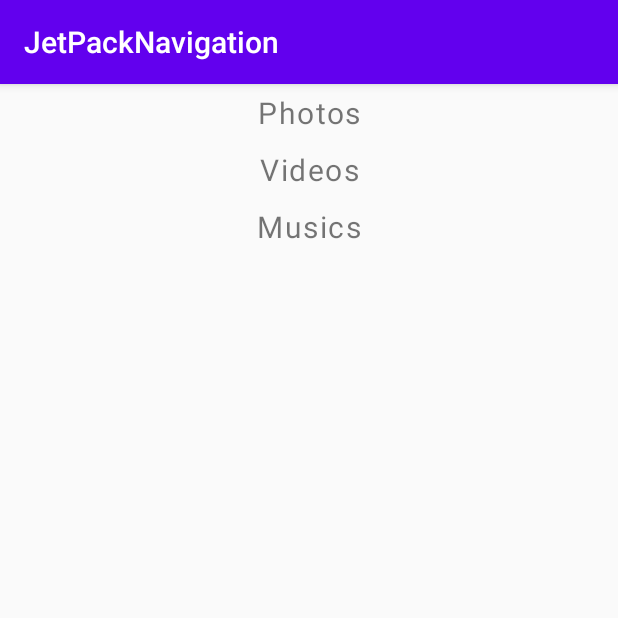
After one commit to IamAndroidBala/JetPackNavigation, an Android app: the HomeActivity screen opened directly, with no data from a screen before it, on a phone screen of 412 x 824 dp, the top half of it. The commit adds this screen. Run offline under Robolectric (Android 15) with nearby library versions, the phone set to English and light mode, and no system bars.

Commit message:
Basic Navigation controllers and graph
Basic naviagation and graph added

```diff
--- a/app/src/main/AndroidManifest.xml
+++ b/app/src/main/AndroidManifest.xml
@@ -9,13 +9,17 @@
         android:roundIcon="@mipmap/ic_launcher_round"
         android:supportsRtl="true"
         android:theme="@style/AppTheme">
-        <activity android:name=".MainActivity">
+
+        <activity android:name=".views.MainActivity">
             <intent-filter>
                 <action android:name="android.intent.action.MAIN" />
 
                 <category android:name="android.intent.category.LAUNCHER" />
             </intent-filter>
         </activity>
+
+        <activity android:name=".views.HomeActivity"/>
+
     </application>
 
 </manifest>
--- /dev/null
+++ b/app/src/main/java/com/android/jetpacknavigation/fragments/BaseFragment.kt
@@ -0,0 +1,25 @@
+package com.android.jetpacknavigation.fragments
+
+import android.os.Bundle
+import android.view.LayoutInflater
+import android.view.View
+import android.view.ViewGroup
+import androidx.fragment.app.Fragment
+
+abstract class BaseFragment : Fragment() {
+
+    abstract fun contentView() : Int
+
+    abstract fun init()
+
+    override fun onCreateView(inflater: LayoutInflater, container: ViewGroup?, savedInstanceState: Bundle?): View? {
+        return inflater.inflate(contentView(),container,false)
+    }
+
+    override fun onViewCreated(view: View, savedInstanceState: Bundle?) {
+        super.onViewCreated(view, savedInstanceState)
+
+        init()
+    }
+
+}
--- /dev/null
+++ b/app/src/main/java/com/android/jetpacknavigation/fragments/HomeFragment.kt
@@ -0,0 +1,31 @@
+package com.android.jetpacknavigation.fragments
+
+import androidx.core.os.bundleOf
+import androidx.navigation.Navigation
+import com.android.jetpacknavigation.R
+import kotlinx.android.synthetic.main.fragment_home.*
+
+class HomeFragment : BaseFragment() {
+
+    override fun contentView() = R.layout.fragment_home
+
+    override fun init() {
+
+        tvPhotos?.setOnClickListener {
+            val bundle = bundleOf("label" to getString(R.string.photos))
+            Navigation.findNavController(requireView()).navigate(R.id.photosFragment, bundle)
+        }
+
+        tvVideos.setOnClickListener {
+            val bundle = bundleOf("label" to getString(R.string.videos))
+            Navigation.findNavController(requireView()).navigate(R.id.videosFragment, bundle)
+        }
+
+        tvMusics.setOnClickListener {
+            val bundle = bundleOf("label" to getString(R.string.musics))
+            Navigation.findNavController(requireView()).navigate(R.id.musicsFragment, bundle)
+        }
+
+    }
+
+}
--- /dev/null
+++ b/app/src/main/java/com/android/jetpacknavigation/views/HomeActivity.kt
@@ -0,0 +1,17 @@
+package com.android.jetpacknavigation.views
+
+import android.os.Bundle
+import androidx.appcompat.app.AppCompatActivity
+import com.android.jetpacknavigation.R
+import kotlinx.android.synthetic.main.toolbar.view.*
+
+class HomeActivity : AppCompatActivity() {
+
+    override fun onCreate(savedInstanceState: Bundle?) {
+        super.onCreate(savedInstanceState)
+
+        setContentView(R.layout.layout_home)
+
+    }
+
+}
--- a/app/src/main/res/layout/activity_main.xml
+++ b/app/src/main/res/layout/activity_main.xml
@@ -4,7 +4,7 @@
     xmlns:tools="http://schemas.android.com/tools"
     android:layout_width="match_parent"
     android:layout_height="match_parent"
-    tools:context=".MainActivity">
+    tools:context=".views.MainActivity">
 
     <TextView
         android:layout_width="wrap_content"
--- /dev/null
+++ b/app/src/main/res/layout/fragment_home.xml
@@ -0,0 +1,47 @@
+<?xml version="1.0" encoding="utf-8"?>
+<androidx.constraintlayout.widget.ConstraintLayout
+    xmlns:android="http://schemas.android.com/apk/res/android"
+    xmlns:app="http://schemas.android.com/apk/res-auto"
+    android:layout_width="match_parent"
+    android:layout_height="match_parent">
+
+    <TextView
+        android:layout_width="wrap_content"
+        android:layout_height="wrap_content"
+        android:id="@+id/tvPhotos"
+        android:text="@string/photos"
+        android:letterSpacing="0.05"
+        android:lineSpacingExtra="8dp"
+        android:padding="@dimen/common_pad"
+        android:textSize="@dimen/text_normal"
+        app:layout_constraintLeft_toLeftOf="parent"
+        app:layout_constraintRight_toRightOf="parent"
+        app:layout_constraintTop_toTopOf="parent"/>
+
+    <TextView
+        android:layout_width="wrap_content"
+        android:layout_height="wrap_content"
+        android:id="@+id/tvVideos"
+        android:text="@string/videos"
+        android:letterSpacing="0.05"
+        android:lineSpacingExtra="8dp"
+        android:padding="@dimen/common_pad"
+        android:textSize="@dimen/text_normal"
+        app:layout_constraintLeft_toLeftOf="parent"
+        app:layout_constraintRight_toRightOf="parent"
+        app:layout_constraintTop_toBottomOf="@+id/tvPhotos"/>
+
+    <TextView
+        android:layout_width="wrap_content"
+        android:layout_height="wrap_content"
+        android:id="@+id/tvMusics"
+        android:text="@string/musics"
+        android:letterSpacing="0.05"
+        android:lineSpacingExtra="8dp"
+        android:padding="@dimen/common_pad"
+        android:textSize="@dimen/text_normal"
+        app:layout_constraintLeft_toLeftOf="parent"
+        app:layout_constraintRight_toRightOf="parent"
+        app:layout_constraintTop_toBottomOf="@+id/tvVideos"/>
+
+</androidx.constraintlayout.widget.ConstraintLayout>
--- /dev/null
+++ b/app/src/main/res/layout/fragment_photos.xml
@@ -0,0 +1,6 @@
+<?xml version="1.0" encoding="utf-8"?>
+<androidx.constraintlayout.widget.ConstraintLayout
+    xmlns:android="http://schemas.android.com/apk/res/android" android:layout_width="match_parent"
+    android:layout_height="match_parent">
+
+</androidx.constraintlayout.widget.ConstraintLayout>
--- /dev/null
+++ b/app/src/main/res/layout/layout_home.xml
@@ -0,0 +1,26 @@
+<?xml version="1.0" encoding="utf-8"?>
+<androidx.constraintlayout.widget.ConstraintLayout
+    xmlns:android="http://schemas.android.com/apk/res/android"
+    xmlns:app="http://schemas.android.com/apk/res-auto"
+    android:layout_width="match_parent"
+    android:layout_height="match_parent">
+
+    <FrameLayout
+        android:layout_width="match_parent"
+        android:layout_height="match_parent"
+        app:layout_constraintTop_toTopOf="parent"
+        app:layout_constraintBottom_toBottomOf="parent"
+        app:layout_constraintLeft_toLeftOf="parent"
+        app:layout_constraintRight_toRightOf="parent">
+
+        <fragment
+            android:id="@+id/nav_host"
+            android:name="androidx.navigation.fragment.NavHostFragment"
+            android:layout_width="match_parent"
+            app:defaultNavHost="true"
+            app:navGraph="@navigation/nav_graph"
+            android:layout_height="match_parent" />
+
+    </FrameLayout>
+
+</androidx.constraintlayout.widget.ConstraintLayout>
--- a/app/src/main/res/navigation/nav_graph.xml
+++ b/app/src/main/res/navigation/nav_graph.xml
@@ -1,5 +1,64 @@
 <?xml version="1.0" encoding="utf-8"?>
 <navigation xmlns:android="http://schemas.android.com/apk/res/android"
-    xmlns:app="http://schemas.android.com/apk/res-auto" android:id="@+id/nav_graph">
+    xmlns:app="http://schemas.android.com/apk/res-auto"
+    xmlns:tools="http://schemas.android.com/tools"
+    android:id="@+id/nav_graph"
+    app:startDestination="@id/home_fragment">
+
+    <fragment
+        android:id="@+id/home_fragment"
+        android:name="com.android.jetpacknavigation.fragments.HomeFragment"
+        android:label="@string/app_name"
+        tools:layout="@layout/layout_home">
+
+        <action
+            android:id="@+id/toPhotosFragment"
+            app:destination="@id/photosFragment"
+            app:popEnterAnim="@anim/nav_default_pop_enter_anim"
+            app:popExitAnim="@anim/nav_default_pop_exit_anim"
+            app:popUpTo="@id/photosFragment" />
+
+        <action
+            android:id="@+id/toVideosFragment"
+            app:destination="@id/videosFragment"
+            app:enterAnim="@anim/nav_default_enter_anim"
+            app:exitAnim="@anim/nav_default_exit_anim"
+            app:popUpTo="@id/videosFragment" >
+            <argument
+                android:name="userText"
+                app:argType="string"
+                android:defaultValue="Hello World 2" />
+        </action>
+
+        <action
+            android:id="@+id/toMusicsFragment"
+            app:destination="@id/musicsFragment"
+            app:popUpTo="@id/musicsFragment" />
+
+    </fragment>
+
+    <fragment
+        android:id="@+id/photosFragment"
+        android:name="com.android.jetpacknavigation.fragments.PhotosFragment"
+        android:label="fragment_photos"
+        tools:layout="@layout/fragment_photos" >
+        <argument
+            android:name="userText"
+            app:argType="string"
+            android:defaultValue="Hello World1" />
+    </fragment>
+
+    <fragment
+        android:id="@+id/videosFragment"
+        android:name="com.android.jetpacknavigation.fragments.VideosFragment"
+        android:label="fragment_videos"
+        tools:layout="@layout/fragment_photos" />
+
+    <fragment
+        android:id="@+id/musicsFragment"
+        android:name="com.android.jetpacknavigation.fragments.MusicsFragment"
+        android:label="fragment_musics"
+        tools:layout="@layout/fragment_photos">
+    </fragment>
 
 </navigation>
--- /dev/null
+++ b/app/src/main/res/values/dimen.xml
@@ -0,0 +1,5 @@
+<?xml version="1.0" encoding="utf-8"?>
+<resources>
+    <dimen name="text_normal"> 20sp</dimen>
+    <dimen name="common_pad">5dp</dimen>
+</resources>
--- a/app/src/main/res/values/strings.xml
+++ b/app/src/main/res/values/strings.xml
@@ -1,3 +1,7 @@
 <resources>
     <string name="app_name">JetPackNavigation</string>
+    <string name="photos">Photos</string>
+    <string name="videos">Videos</string>
+    <string name="musics">Musics</string>
+
 </resources>
```
Also changed, not shown: app/src/main/java/com/android/jetpacknavigation/MainActivity.kt (deleted, +0 -12 lines), app/src/main/java/com/android/jetpacknavigation/fragments/MusicsFragment.kt (added, +26 -0 lines), app/src/main/java/com/android/jetpacknavigation/fragments/PhotosFragment.kt (added, +13 -0 lines), app/src/main/java/com/android/jetpacknavigation/fragments/VideosFragment.kt (added, +13 -0 lines), app/src/main/java/com/android/jetpacknavigation/views/BaseActivity.kt (added, +53 -0 lines), app/src/main/java/com/android/jetpacknavigation/views/MainActivity.kt (added, +30 -0 lines), app/src/main/res/layout/toolbar.xml (added, +29 -0 lines), 1 other file.
